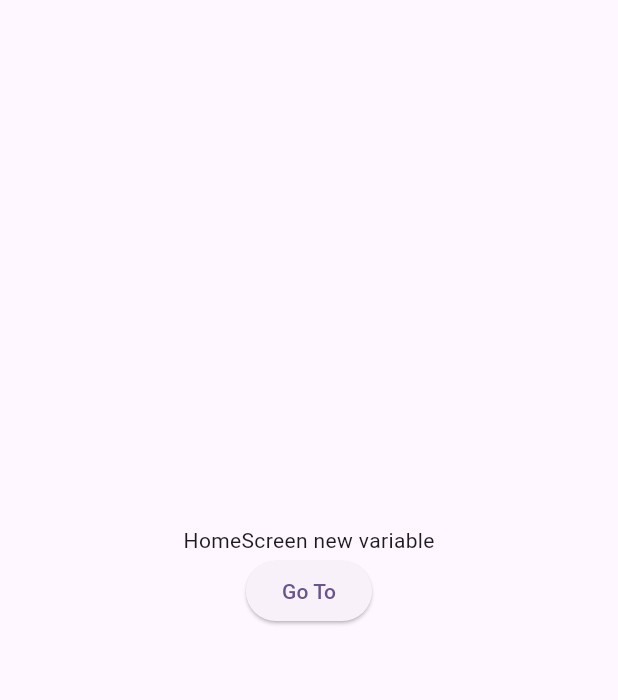
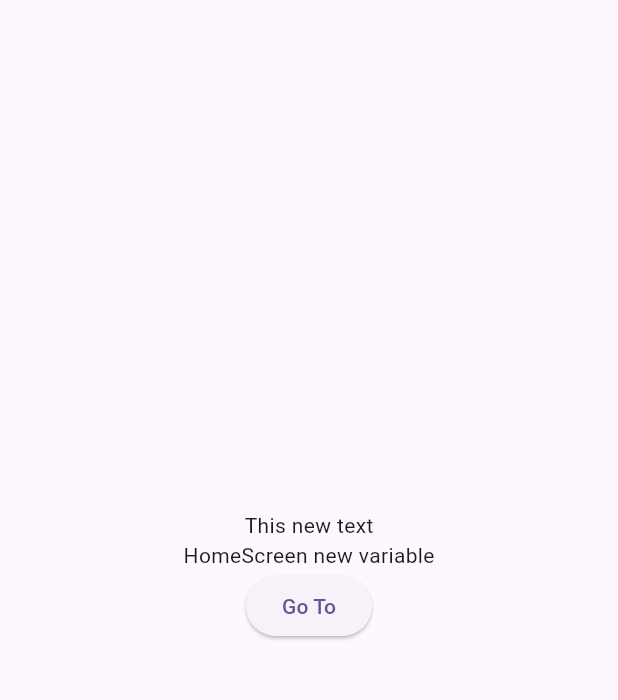
Before and after one commit to AleksandrDeveloper/pet_dog, a Flutter app: the screen it shows after launch, on a phone screen of 412 x 824 dp, the part 84-784 px from its top. Run offline on Flutter 3.47's test engine with Material 2 defaults, Android fonts, the phone set to English and light mode, and no system bars; our stand-ins replace bloc, flutter_bloc, freezed_annotation, get_it, go_router, injectable.

Commit message:
test reset 2

```diff
--- a/lib/screens/home_screen/home_screen.dart
+++ b/lib/screens/home_screen/home_screen.dart
@@ -20,6 +20,9 @@ class _HomeScreenState extends State<HomeScreen> {
       body: Column(
         mainAxisAlignment: MainAxisAlignment.center,
         children: [
+          const Center(
+            child: Text('This new text'),
+          ),
          const Center(
             child: Text('HomeScreen new variable'),
           ),
```
